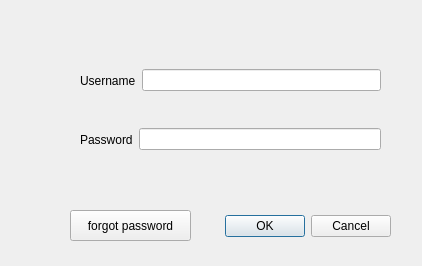
Old version of the form signin.ui in the repository snahvi/AP_jukebox.
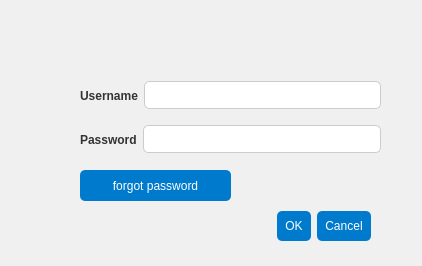
New version of the form.

Diff of the .ui file:
```diff
--- a/signin.ui
+++ b/signin.ui
@@ -11,14 +11,17 @@
    </rect>
   </property>
   <property name="windowTitle">
-   <string>Dialog</string>
+   <string>Sign In</string>
+  </property>
+  <property name="styleSheet">
+   <string notr="true">QDialog { background-color: #f0f0f0; } QLabel { color: #333; font-weight: bold; } QLineEdit { background-color: white; border: 1px solid #ccc; border-radius: 5px; padding: 5px; } QPushButton { background-color: #007acc; color: white; border: none; border-radius: 5px; padding: 8px; }</string>
   </property>
   <widget class="QDialogButtonBox" name="buttonBox">
    <property name="geometry">
     <rect>
      <x>50</x>
      <y>210</y>
-     <width>341</width>
+     <width>321</width>
      <height>32</height>
     </rect>
    </property>
@@ -33,9 +36,9 @@
    <property name="geometry">
     <rect>
      <x>80</x>
-     <y>50</y>
+     <y>70</y>
      <width>301</width>
-     <height>61</height>
+     <height>51</height>
     </rect>
    </property>
    <layout class="QHBoxLayout" name="horizontalLayout">
@@ -80,9 +83,9 @@
   <widget class="QPushButton" name="forgotpassword_btn">
    <property name="geometry">
     <rect>
-     <x>70</x>
-     <y>210</y>
-     <width>121</width>
+     <x>80</x>
+     <y>170</y>
+     <width>151</width>
      <height>31</height>
     </rect>
    </property>
```
Left out of the diff: 2 changed lines with no effect on the pictures.
